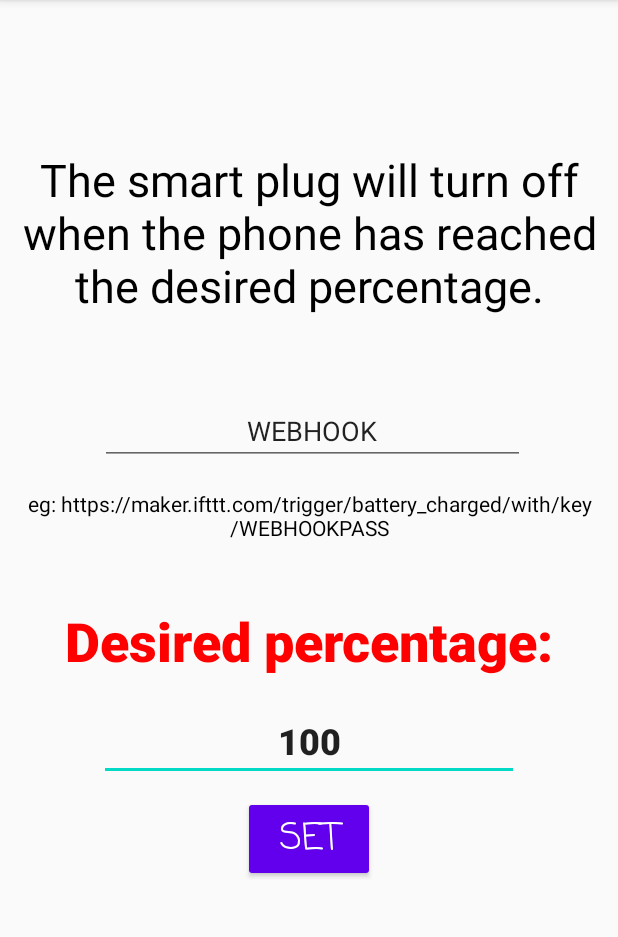
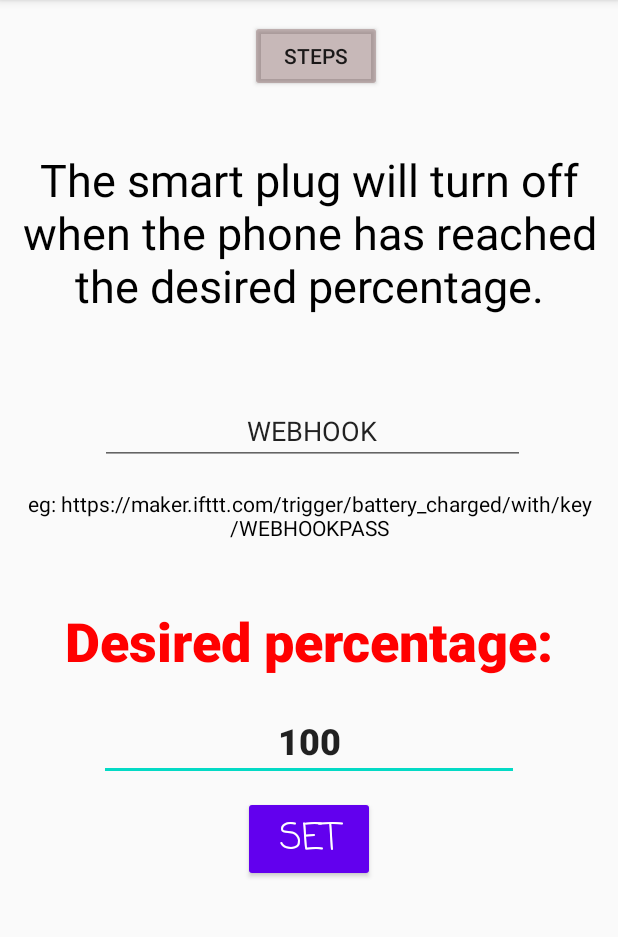
Before and after one commit to Behzadkha/SmartCharging, an Android app: the screen it shows after launch (MainActivity), on a phone screen of 412 x 824 dp, the part 84-1021 px from its top. Run offline under Robolectric (Android 15) with nearby library versions, the phone set to English and light mode, and no system bars; Roboto replaces fonts that are not available here.

Commit message:
all done

```diff
--- a/app/src/main/java/com/beh/smartcharging/MainActivity.java
+++ b/app/src/main/java/com/beh/smartcharging/MainActivity.java
@@ -36,6 +36,7 @@ public class MainActivity extends AppCompatActivity {
     private EditText desirelevel;
     private Button btnchange;
     private EditText webhook;
+    private Button steps;
     public static String WEBHOOKPASS;//gets it from the user and is used in setservice()
     private static int level;
     public static boolean deleteservice = false;
@@ -50,6 +51,7 @@ public class MainActivity extends AppCompatActivity {
         desirelevel = (EditText) this.findViewById(R.id.chargetostop);
         btnchange = (Button) this.findViewById(R.id.btn_change);
         webhook = (EditText) this.findViewById(R.id.webhook);
+        steps = (Button) this.findViewById(R.id.steps);
         readfile();
         final Intent serviceIntent = new Intent(this, ExampleIntentService.class);
         stopService(serviceIntent);
@@ -81,6 +83,13 @@ public class MainActivity extends AppCompatActivity {
                     Toast.makeText(MainActivity.this, "Can't leave any input empty", Toast.LENGTH_LONG).show();
                 }
 
+            }
+        });
+        steps.setOnClickListener(new View.OnClickListener() {
+            @Override
+            public void onClick(View view) {
+                Intent browserIntent = new Intent(Intent.ACTION_VIEW, Uri.parse("https://github.com/Behzadkha/SmartCharging"));
+                startActivity(browserIntent);
             }
         });
     }
--- a/app/src/main/res/layout/activity_main.xml
+++ b/app/src/main/res/layout/activity_main.xml
@@ -103,4 +103,20 @@
         app:layout_constraintStart_toStartOf="parent"
         app:layout_constraintTop_toBottomOf="@+id/webhook" />
 
+    <Button
+        android:id="@+id/steps"
+        android:layout_width="wrap_content"
+        android:layout_height="wrap_content"
+        android:layout_marginStart="166dp"
+        android:layout_marginTop="13dp"
+        android:layout_marginEnd="157dp"
+        android:backgroundTint="#61734C4C"
+        android:text="Steps"
+        android:textColorHighlight="#A80A0A"
+        android:textColorHint="#FFFFFF"
+        android:textColorLink="#FFFFFF"
+        app:layout_constraintEnd_toEndOf="parent"
+        app:layout_constraintStart_toStartOf="parent"
+        app:layout_constraintTop_toTopOf="parent" />
+
 </androidx.constraintlayout.widget.ConstraintLayout>
```
Also changed, not shown: 1 other file.
